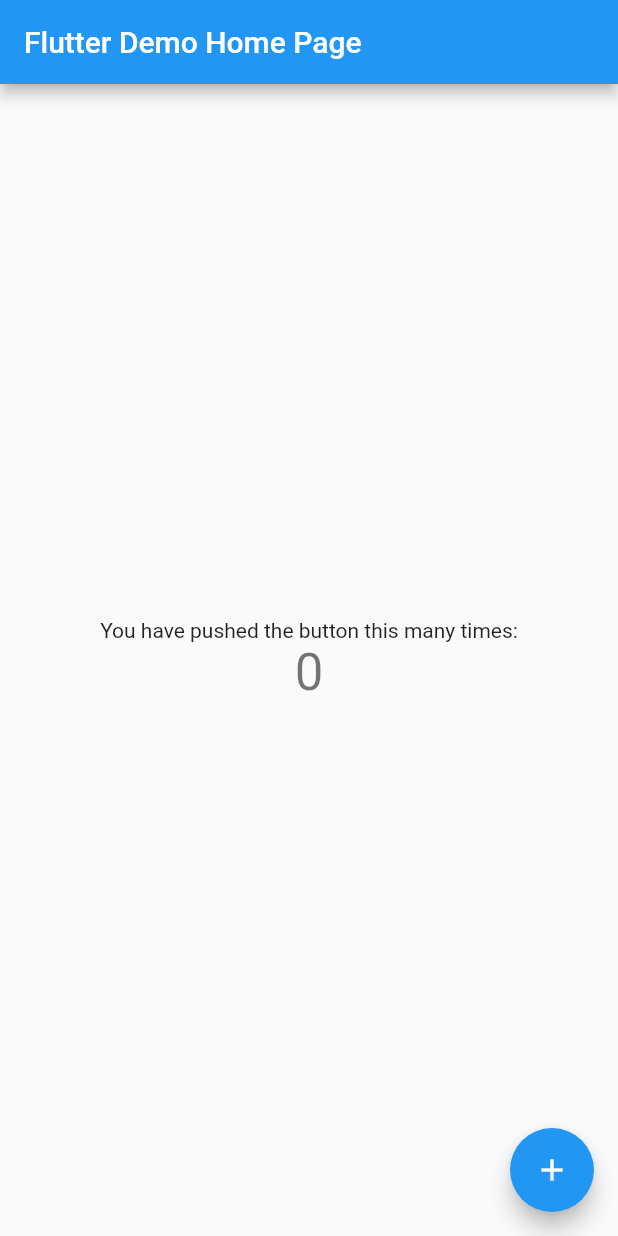
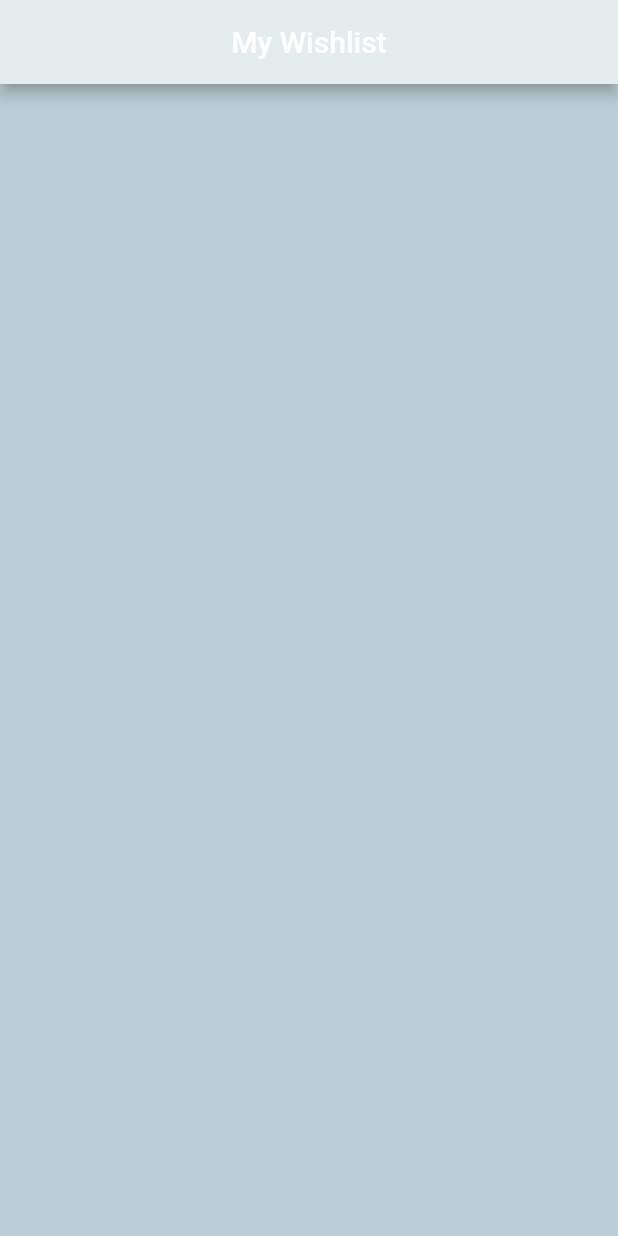
Before and after one commit to sobuur0/goalist-app, a Flutter app: the screen it shows after launch, on a phone screen of 412 x 824 dp. Run offline on Flutter 3.47's test engine with Material 2 defaults, Android fonts, the phone set to English and light mode, and no system bars.

Commit message:
added general theming to the app

```diff
--- /dev/null
+++ b/lib/constants.dart
@@ -0,0 +1,4 @@
+import 'package:flutter/material.dart';
+
+const kScaffoldBackgroundColor = Color(0xFFBBCED5);
+const kAppBarColor = Color(0xFFE4ECEE);
--- a/lib/main.dart
+++ b/lib/main.dart
@@ -1,115 +1,24 @@
 import 'package:flutter/material.dart';
+import 'package:goalist_app/constants.dart';
+import 'package:goalist_app/wishlist_page.dart';
 
 void main() {
-  runApp(const MyApp());
+  runApp(const GoalistApp());
 }
 
-class MyApp extends StatelessWidget {
-  const MyApp({Key? key}) : super(key: key);
+class GoalistApp extends StatelessWidget {
+  const GoalistApp({Key? key}) : super(key: key);
 
-  // This widget is the root of your application.
   @override
   Widget build(BuildContext context) {
     return MaterialApp(
-      title: 'Flutter Demo',
       theme: ThemeData(
-        // This is the theme of your application.
-        //
-        // Try running your application with "flutter run". You'll see the
-        // application has a blue toolbar. Then, without quitting the app, try
-        // changing the primarySwatch below to Colors.green and then invoke
-        // "hot reload" (press "r" in the console where you ran "flutter run",
-        // or simply save your changes to "hot reload" in a Flutter IDE).
-        // Notice that the counter didn't reset back to zero; the application
-        // is not restarted.
-        primarySwatch: Colors.blue,
+        scaffoldBackgroundColor: kScaffoldBackgroundColor,
+        appBarTheme: const AppBarTheme(
+          color: kAppBarColor,
+        ),
       ),
-      home: const MyHomePage(title: 'Flutter Demo Home Page'),
+      home: const WishlistPage(),
     );
   }
 }
-
-class MyHomePage extends StatefulWidget {
-  const MyHomePage({Key? key, required this.title}) : super(key: key);
-
-  // This widget is the home page of your application. It is stateful, meaning
-  // that it has a State object (defined below) that contains fields that affect
-  // how it looks.
-
-  // This class is the configuration for the state. It holds the values (in this
-  // case the title) provided by the parent (in this case the App widget) and
-  // used by the build method of the State. Fields in a Widget subclass are
-  // always marked "final".
-
-  final String title;
-
-  @override
-  State<MyHomePage> createState() => _MyHomePageState();
-}
-
-class _MyHomePageState extends State<MyHomePage> {
-  int _counter = 0;
-
-  void _incrementCounter() {
-    setState(() {
-      // This call to setState tells the Flutter framework that something has
-      // changed in this State, which causes it to rerun the build method below
-      // so that the display can reflect the updated values. If we changed
-      // _counter without calling setState(), then the build method would not be
-      // called again, and so nothing would appear to happen.
-      _counter++;
-    });
-  }
-
-  @override
-  Widget build(BuildContext context) {
-    // This method is rerun every time setState is called, for instance as done
-    // by the _incrementCounter method above.
-    //
-    // The Flutter framework has been optimized to make rerunning build methods
-    // fast, so that you can just rebuild anything that needs updating rather
-    // than having to individually change instances of widgets.
-    return Scaffold(
-      appBar: AppBar(
-        // Here we take the value from the MyHomePage object that was created by
-        // the App.build method, and use it to set our appbar title.
-        title: Text(widget.title),
-      ),
-      body: Center(
-        // Center is a layout widget. It takes a single child and positions it
-        // in the middle of the parent.
-        child: Column(
-          // Column is also a layout widget. It takes a list of children and
-          // arranges them vertically. By default, it sizes itself to fit its
-          // children horizontally, and tries to be as tall as its parent.
-          //
-          // Invoke "debug painting" (press "p" in the console, choose the
-          // "Toggle Debug Paint" action from the Flutter Inspector in Android
-          // Studio, or the "Toggle Debug Paint" command in Visual Studio Code)
-          // to see the wireframe for each widget.
-          //
-          // Column has various properties to control how it sizes itself and
-          // how it positions its children. Here we use mainAxisAlignment to
-          // center the children vertically; the main axis here is the vertical
-          // axis because Columns are vertical (the cross axis would be
-          // horizontal).
-          mainAxisAlignment: MainAxisAlignment.center,
-          children: <Widget>[
-            const Text(
-              'You have pushed the button this many times:',
-            ),
-            Text(
-              '$_counter',
-              style: Theme.of(context).textTheme.headline4,
-            ),
-          ],
-        ),
-      ),
-      floatingActionButton: FloatingActionButton(
-        onPressed: _incrementCounter,
-        tooltip: 'Increment',
-        child: const Icon(Icons.add),
-      ), // This trailing comma makes auto-formatting nicer for build methods.
-    );
-  }
-}
--- /dev/null
+++ b/lib/wishlist_page.dart
@@ -0,0 +1,27 @@
+import 'package:flutter/material.dart';
+
+class WishlistPage extends StatefulWidget {
+  const WishlistPage({Key? key}) : super(key: key);
+
+  @override
+  _WishlistPageState createState() => _WishlistPageState();
+}
+
+class _WishlistPageState extends State<WishlistPage> {
+  @override
+  Widget build(BuildContext context) {
+    return Scaffold(
+      appBar: AppBar(
+        title: const Text('My Wishlist'),
+        centerTitle: true,
+      ),
+      body: SafeArea(
+        child: Column(
+          children: const <Widget>[
+
+          ],
+        ),
+      ),
+    );
+  }
+}
```
Also changed, not shown: 2 other files.
